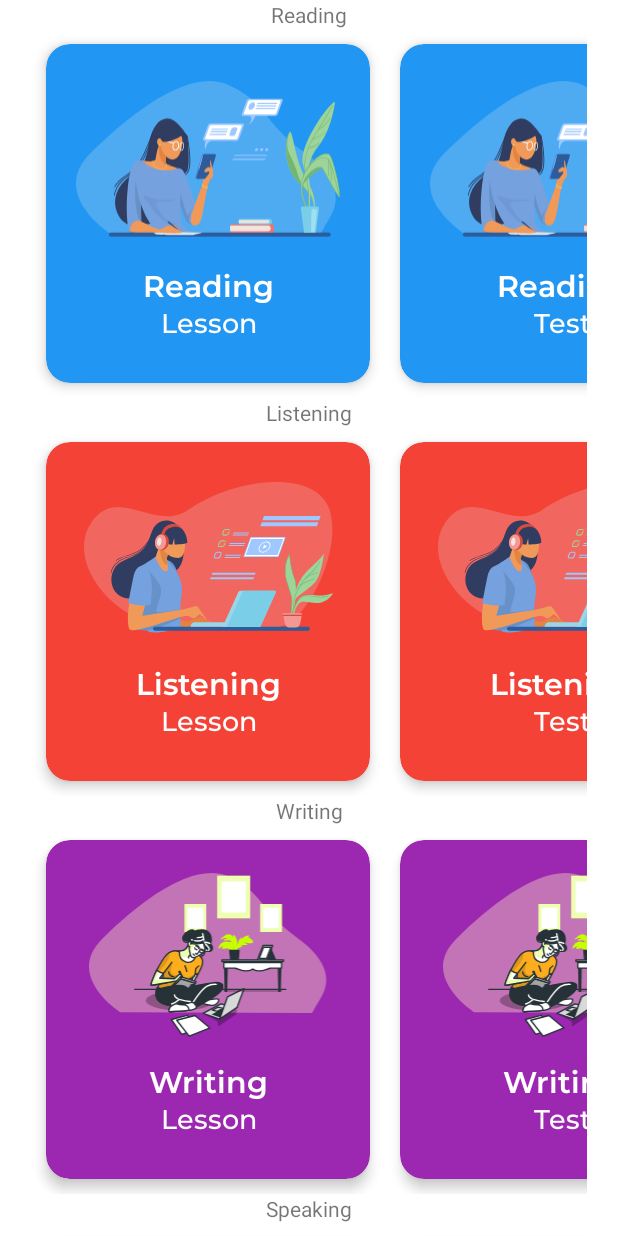
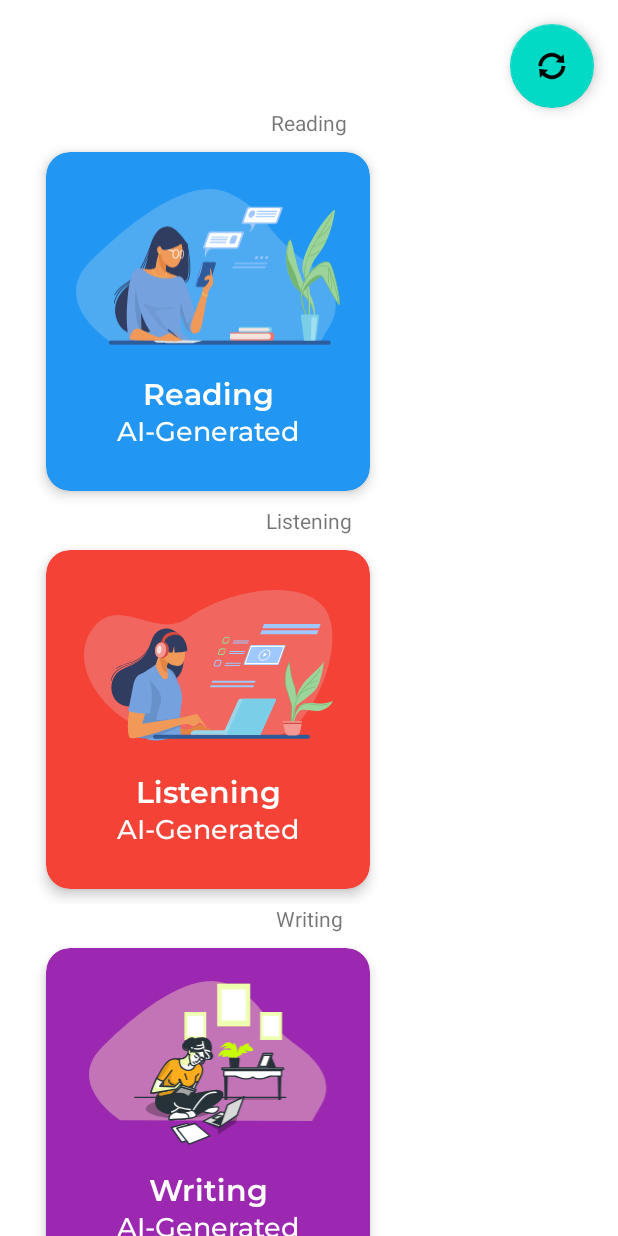
Before and after one commit to filiksyos/IELTS-Tip-Generator, an Android app: the screen it shows after launch (MainActivity), on a phone screen of 412 x 824 dp. Run offline under Robolectric (Android 15) with nearby library versions, the phone set to English and light mode, and no system bars; libraries missing offline, so code that uses them is left out: com.jakewharton.retrofit2; pictures from the network do not load.

Commit message:
Implement AI-driven dashboard query generation with refresh mechanism
- Add AI search query generator for dynamic dashboard content
- Introduce StateFlow for dashboard items with fallback mechanism
- Update Repository, ViewModel, and Fragment to support query refresh
- Add refresh button and loading state in dashboard UI
- Configure Gradle for Kotlin serialization and API key management

```diff
--- a/IELTS/data/src/main/java/com/example/data/Repository.kt
+++ b/IELTS/data/src/main/java/com/example/data/Repository.kt
@@ -1,17 +1,97 @@
 package com.example.data
 
+import android.util.Log
 import com.example.data.Utils.YouTubeLink
+import com.example.data.ai.AISearchQueryGenerator
+import kotlinx.coroutines.CoroutineScope
+import kotlinx.coroutines.Dispatchers
+import kotlinx.coroutines.flow.MutableStateFlow
+import kotlinx.coroutines.flow.StateFlow
+import kotlinx.coroutines.launch
 
 class Repository : RepositoryInterface {
-    override fun getDashboardItems(category: DashboardCategory): List<DashboardItems> {
-        return try {
-            listOf(
-                DashboardItems(category.iconUri, category.title, "Lesson", category.color, YouTubeLink.getLink("${category.title} Lesson")),
-                DashboardItems(category.iconUri, category.title, "Test", category.color, YouTubeLink.getLink("${category.title} Test"))
-            )
-        } catch (e: Exception) {
-            emptyList() // Return an empty list as a fallback
+    private val TAG = "Repository"
+    private val aiSearchQueryGenerator = AISearchQueryGenerator()
+
+    // StateFlow to hold the dashboard items for each category
+    private val _dashboardItemsFlow = MutableStateFlow<Map<DashboardCategory, List<DashboardItems>>>(emptyMap())
+    override val dashboardItemsFlow: StateFlow<Map<DashboardCategory, List<DashboardItems>>> = _dashboardItemsFlow
+
+    // Initialize the repository by generating AI queries
+    init {
+        refreshQueries()
+    }
+
+    /**
+     * Refreshes the AI-generated queries
+     */
+    override fun refreshQueries() {
+        CoroutineScope(Dispatchers.IO).launch {
+            try {
+                // Generate queries for all categories
+                val queries = aiSearchQueryGenerator.generateQueriesForAllCategories()
+
+                // Create dashboard items for each category
+                val dashboardItems = queries.mapValues { (category, query) ->
+                    createDashboardItemsForCategory(category, query)
+                }
+
+                // Update the StateFlow
+                _dashboardItemsFlow.value = dashboardItems
+
+                Log.d(TAG, "Successfully refreshed queries: $queries")
+            } catch (e: Exception) {
+                Log.e(TAG, "Error refreshing queries", e)
+
+                // Fallback to default items if there's an error
+                val defaultItems = DashboardCategory.values().associateWith { category ->
+                    createDashboardItemsForCategory(category, "${category.title} practice")
+                }
+
+                _dashboardItemsFlow.value = defaultItems
+            }
         }
     }
 
+    /**
+     * Creates dashboard items for a category with the given query
+     */
+    private fun createDashboardItemsForCategory(category: DashboardCategory, query: String): List<DashboardItems> {
+        return listOf(
+            DashboardItems(
+                category.iconUri,
+                category.title,
+                "AI-Generated",
+                category.color,
+                YouTubeLink.getLink(query)
+            )
+        )
+    }
+
+    /**
+     * Gets dashboard items for a specific category
+     * This method is used by the existing code
+     */
+    override fun getDashboardItems(category: DashboardCategory): List<DashboardItems> {
+        // Get items from the StateFlow if available
+        val items = _dashboardItemsFlow.value[category]
+
+        // Return items if available, otherwise return fallback items
+        return items ?: fallbackDashboardItems(category)
+    }
+
+    /**
+     * Fallback method to create dashboard items if AI generation fails
+     */
+    private fun fallbackDashboardItems(category: DashboardCategory): List<DashboardItems> {
+        return listOf(
+            DashboardItems(
+                category.iconUri,
+                category.title,
+                "Lesson",
+                category.color,
+                YouTubeLink.getLink("${category.title} IELTS Lesson")
+            )
+        )
+    }
 }
--- a/IELTS/data/src/main/java/com/example/data/RepositoryInterface.kt
+++ b/IELTS/data/src/main/java/com/example/data/RepositoryInterface.kt
@@ -1,5 +1,17 @@
 package com.example.data
+
+import kotlinx.coroutines.flow.StateFlow
 
 interface RepositoryInterface {
     fun getDashboardItems(category: DashboardCategory): List<DashboardItems>
+
+    /**
+     * Refreshes the AI-generated queries
+     */
+    fun refreshQueries()
+
+    /**
+     * StateFlow to observe dashboard items
+     */
+    val dashboardItemsFlow: StateFlow<Map<DashboardCategory, List<DashboardItems>>>
 }
--- /dev/null
+++ b/IELTS/data/src/main/java/com/example/data/ai/AISearchQueryGenerator.kt
@@ -0,0 +1,190 @@
+package com.example.data.ai
+
+import android.util.Log
+import com.example.data.DashboardCategory
+import com.example.data.api.ApiService
+import com.example.data.api.ChatApi
+import com.example.data.models.ChatCompletion
+import com.example.data.models.ChatResponse
+import kotlinx.coroutines.Dispatchers
+import kotlinx.coroutines.withContext
+import kotlinx.serialization.json.Json
+import java.util.regex.Pattern
+
+/**
+ * Generates search queries for IELTS categories using AI
+ */
+class AISearchQueryGenerator {
+    private val TAG = "AISearchQueryGenerator"
+    private val chatApi = ApiService.create().create(ChatApi::class.java)
+    private val json = Json {
+        ignoreUnknownKeys = true
+        encodeDefaults = true
+        isLenient = true  // Add this for more forgiving parsing
+    }
+
+    /**
+     * Generates search queries for all IELTS categories
+     * @return Map of category to search query
+     */
+    suspend fun generateQueriesForAllCategories(): Map<DashboardCategory, String> = withContext(Dispatchers.IO) {
+        val prompt = """
+            Generate 4 different search queries for IELTS exam preparation, one for each skill:
+            1. Reading
+            2. Listening
+            3. Writing
+            4. Speaking
+
+            Each query should be specific and helpful for someone preparing for the IELTS exam.
+
+            RESPONSE FORMAT:
+            Return exactly 4 search queries in this format:
+            "Reading: specific reading search query",
+            "Listening: specific listening search query",
+            "Writing: specific writing search query",
+            "Speaking: specific speaking search query"
+
+            RULES:
+            1. Always return EXACTLY 4 queries
+            2. Each query must be in quotation marks and separated by commas
+            3. Each query must start with the category name followed by colon
+            4. Keep queries concise (under 10 words each)
+            5. Do NOT include explanations or additional text
+        """.trimIndent()
+
+        try {
+            val messages = listOf(
+                mapOf("role" to "system", "content" to "You are a helpful IELTS exam preparation assistant."),
+                mapOf("role" to "user", "content" to prompt)
+            )
+
+            val chatCompletion = ChatCompletion(
+                messages = messages,
+                stream = true  // Change to true for SSE format
+            )
+
+            Log.d(TAG, "Sending request with completion: $chatCompletion")
+            val response = chatApi.getChatCompletion(chatCompletion)
+            val responseText = response.byteStream().bufferedReader().use { it.readText() }
+            Log.d(TAG, "Raw API Response: $responseText")
+
+            // Extract the content from the response
+            val content = extractContentFromResponse(responseText)
+            Log.d(TAG, "Extracted content: $content")
+
+            // Parse the queries
+            val queries = parseQueries(content)
+            Log.d(TAG, "Parsed queries: $queries")
+
+            // Map queries to categories
+            val result = mutableMapOf<DashboardCategory, String>()
+            for ((categoryName, query) in queries) {
+                val category = when (categoryName.lowercase()) {
+                    "reading" -> DashboardCategory.READING
+                    "listening" -> DashboardCategory.LISTENING
+                    "writing" -> DashboardCategory.WRITING
+                    "speaking" -> DashboardCategory.SPEAKING
+                    else -> continue
+                }
+                result[category] = query
+            }
+
+            // If any category is missing, provide a default query
+            for (category in DashboardCategory.values()) {
+                if (!result.containsKey(category)) {
+                    result[category] = "IELTS ${category.name.lowercase()} practice"
+                }
+            }
+
+            result
+        } catch (e: Exception) {
+            Log.e(TAG, "Error generating queries", e)
+            // Provide default queries in case of error
+            DashboardCategory.values().associateWith {
+                "IELTS ${it.name.lowercase()} practice"
+            }
+        }
+    }
+
+    /**
+     * Extracts content from the API response
+     */
+    private fun extractContentFromResponse(response: String): String {
+        return try {
+            Log.d(TAG, "Starting content extraction from response")
+            // The response is a series of SSE events, we need to parse them
+            val dataLines = response.split("\n")
+                .filter { it.startsWith("data: ") && it != "data: [DONE]" }
+                .map { it.substring(6) }
+                .filterNot { it.isBlank() }  // Skip empty lines
+
+            Log.d(TAG, "Found ${dataLines.size} data lines")
+
+            val content = StringBuilder()
+            for (dataLine in dataLines) {
+                try {
+                    Log.d(TAG, "Processing data line: $dataLine")
+                    // Use explicit serializer instead of type inference
+                    val chatResponse = json.decodeFromString(ChatResponse.serializer(), dataLine)
+
+                    // Handle both streaming and non-streaming responses
+                    when {
+                        // Streaming response
+                        chatResponse.choices.firstOrNull()?.delta?.content != null -> {
+                            val deltaContent = chatResponse.choices.first().delta?.content
+                            Log.d(TAG, "Found delta content: $deltaContent")
+                            content.append(deltaContent)
+                        }
+                        // Non-streaming response
+                        chatResponse.choices.firstOrNull()?.message?.content != null -> {
+                            val messageContent = chatResponse.choices.first().message?.content
+                            Log.d(TAG, "Found message content: $messageContent")
+                            content.append(messageContent)
+                        }
+                        else -> {
+                            Log.w(TAG, "No content found in response choice")
+                        }
+                    }
+                } catch (e: Exception) {
+                    Log.e(TAG, "Error parsing SSE data: $dataLine", e)
+                    Log.e(TAG, "Parse error details:", e)
+                }
+            }
+
+            val result = content.toString().trim()
+            if (result.isBlank()) {
+                Log.w(TAG, "Extracted content is blank")
+                Log.w(TAG, "Original response was: $response")
+            } else {
+                Log.d(TAG, "Successfully extracted content: $result")
+            }
+            result
+        } catch (e: Exception) {
+            Log.e(TAG, "Error extracting content", e)
+            Log.e(TAG, "Original response was: $response", e)
+            ""
+        }
+    }
+
+    /**
+     * Parses the queries from the response
+     * @return Map of category name to query
+     */
+    private fun parseQueries(response: String): Map<String, String> {
+        val result = mutableMapOf<String, String>()
+
+        // Pattern to match category and query
+        val pattern = Pattern.compile(""""(Reading|Listening|Writing|Speaking):\s*([^"]+)"""", Pattern.CASE_INSENSITIVE)
+        val matcher = pattern.matcher(response)
+
+        while (matcher.find()) {
+            val category = matcher.group(1)
+            val query = matcher.group(2)
+            if (category != null && query != null) {
+                result[category] = query.trim()
+            }
+        }
+
+        return result
+    }
+}
--- /dev/null
+++ b/IELTS/data/src/main/java/com/example/data/api/ApiService.kt
@@ -0,0 +1,64 @@
+package com.example.data.api
+
+import android.util.Log
+import com.example.data.BuildConfig
+import com.jakewharton.retrofit2.converter.kotlinx.serialization.asConverterFactory
+import kotlinx.serialization.json.Json
+import okhttp3.MediaType.Companion.toMediaType
+import okhttp3.OkHttpClient
+import retrofit2.Retrofit
+
+/**
+ * API service for communicating with the Groq API
+ */
+object ApiService {
+    private const val TAG = "ApiService"
+    private const val BASE_URL = "https://api.groq.com/openai/v1/"
+
+    // You'll need to add your API key to local.properties
+    // groq_api_key=your_api_key_here
+    private val API_KEY = try {
+        BuildConfig.GROQ_API_KEY
+    } catch (e: Exception) {
+        Log.e(TAG, "Error getting API key from BuildConfig", e)
+        "" // Fallback to empty string
+    }
+
+    private val json = Json {
+        ignoreUnknownKeys = true
+        encodeDefaults = true
+    }
+
+    fun create(): Retrofit {
+        val client = OkHttpClient.Builder()
+            .addInterceptor { chain ->
+                val original = chain.request()
+                Log.d(TAG, "Making request to: ${original.url}")
+
+                val request = original.newBuilder()
+                    .addHeader("Authorization", "Bearer $API_KEY")
+                    .build()
+
+                val response = chain.proceed(request)
+
+                if (!response.isSuccessful) {
+                    val errorBody = response.peekBody(Long.MAX_VALUE).string()
+                    Log.e(TAG, """
+                        API Error:
+                        Code: ${response.code}
+                        Message: ${response.message}
+                        Body: $errorBody
+                    """.trimIndent())
+                }
+
+                response
+            }
+            .build()
+
+        return Retrofit.Builder()
+            .client(client)
+            .baseUrl(BASE_URL)
+            .addConverterFactory(json.asConverterFactory("application/json".toMediaType()))
+            .build()
+    }
+}
--- /dev/null
+++ b/IELTS/data/src/main/java/com/example/data/api/ChatApi.kt
@@ -0,0 +1,16 @@
+package com.example.data.api
+
+import com.example.data.models.ChatCompletion
+import okhttp3.ResponseBody
+import retrofit2.http.Body
+import retrofit2.http.POST
+import retrofit2.http.Streaming
+
+/**
+ * Interface for the Chat API
+ */
+interface ChatApi {
+    @POST("chat/completions")
+    @Streaming
+    suspend fun getChatCompletion(@Body completion: ChatCompletion): ResponseBody
+}
--- /dev/null
+++ b/IELTS/data/src/main/java/com/example/data/models/ChatModels.kt
@@ -0,0 +1,48 @@
+package com.example.data.models
+
+import kotlinx.serialization.SerialName
+import kotlinx.serialization.Serializable
+
+/**
+ * Request body for chat completion API
+ */
+@Serializable
+data class ChatCompletion(
+    val model: String = "mixtral-8x7b-32768",
+    val messages: List<Map<String, String>>,
+    val stream: Boolean = false,
+    val temperature: Double = 0.2,
+    @SerialName("max_tokens")
+    val maxTokens: Int = 150
+)
+
+/**
+ * Response from chat completion API
+ */
+@Serializable
+data class ChatResponse(
+    val id: String,
+    @SerialName("object")
+    val type: String,
+    val choices: List<Choice>
+)
+
+@Serializable
+data class Choice(
+    val index: Int,
+    val message: Message? = null,
+    val delta: Delta? = null,
+    @SerialName("finish_reason")
+    val finishReason: String? = null
+)
+
+@Serializable
+data class Message(
+    val role: String,
+    val content: String
+)
+
+@Serializable
+data class Delta(
+    val content: String? = null
+)
--- /dev/null
+++ b/IELTS/domain/src/main/java/com/example/domain/RefreshQueriesUseCase.kt
@@ -0,0 +1,22 @@
+package com.example.domain
+
+import com.example.data.DashboardCategory
+import com.example.data.DashboardItems
+import com.example.data.RepositoryInterface
+import kotlinx.coroutines.flow.StateFlow
+
+class RefreshQueriesUseCase(private val repository: RepositoryInterface) {
+    /**
+     * Refreshes the AI-generated queries
+     */
+    operator fun invoke() {
+        repository.refreshQueries()
+    }
+
+    /**
+     * Observes dashboard items
+     */
+    fun observeDashboardItems(): StateFlow<Map<DashboardCategory, List<DashboardItems>>> {
+        return repository.dashboardItemsFlow
+    }
+}
--- a/IELTS/presentation/src/main/java/com/example/presentation/DI/PresentationModule.kt
+++ b/IELTS/presentation/src/main/java/com/example/presentation/DI/PresentationModule.kt
@@ -3,6 +3,7 @@ package com.example.presentation.DI
 import com.example.data.Repository
 import com.example.data.RepositoryInterface
 import com.example.domain.GetDashboardItemsUseCase
+import com.example.domain.RefreshQueriesUseCase
 import com.example.presentation.viewModel.DashboardViewModel
 import org.koin.dsl.module
 import org.koin.androidx.viewmodel.dsl.viewModel
@@ -12,9 +13,10 @@ val appModule = module {
     // Repository binding
     single<RepositoryInterface> { Repository() }
 
-    // UseCase
+    // UseCases
     factory { GetDashboardItemsUseCase(get()) }
+    factory { RefreshQueriesUseCase(get()) }
 
     // ViewModel binding
-    viewModel { DashboardViewModel(get()) }
+    viewModel { DashboardViewModel(get(), get()) }
 }
--- a/IELTS/presentation/src/main/java/com/example/presentation/Fragment/DashboardFragment.kt
+++ b/IELTS/presentation/src/main/java/com/example/presentation/Fragment/DashboardFragment.kt
@@ -40,6 +40,7 @@ class DashboardFragment : Fragment() {
 
         setupAdapters()
         setupRecyclerViews()
+        setupRefreshButton()
         observeViewModel()
 
         dashboardViewModel.loadDashboardItems()
@@ -59,6 +60,12 @@ class DashboardFragment : Fragment() {
         RecyclerViewHelper.setupRecyclerView(binding.rvSpeaking, requireContext(), speakingAdapter)
     }
 
+    private fun setupRefreshButton() {
+        binding.refreshButton.setOnClickListener {
+            Log.d("DashboardFragment", "Refresh button clicked")
+            dashboardViewModel.refreshQueries()
+        }
+    }
 
     private fun observeViewModel() {
         dashboardViewModel.dashboardItems.observe(viewLifecycleOwner, Observer { itemsMap ->
@@ -68,6 +75,12 @@ class DashboardFragment : Fragment() {
             itemsMap[DashboardCategoryType.WRITING]?.let { writingAdapter.submitList(it) }
             itemsMap[DashboardCategoryType.SPEAKING]?.let { speakingAdapter.submitList(it) }
         })
+
+        // Observe refreshing state
+        dashboardViewModel.isRefreshing.observe(viewLifecycleOwner, Observer { isRefreshing ->
+            binding.refreshProgressBar.visibility = if (isRefreshing) View.VISIBLE else View.GONE
+            binding.refreshButton.visibility = if (isRefreshing) View.INVISIBLE else View.VISIBLE
+        })
     }
 
     private fun navigateToYouTube(query: String) {
--- a/IELTS/presentation/src/main/java/com/example/presentation/viewModel/DashboardViewModel.kt
+++ b/IELTS/presentation/src/main/java/com/example/presentation/viewModel/DashboardViewModel.kt
@@ -7,12 +7,41 @@ import androidx.lifecycle.viewModelScope
 import com.example.data.DashboardItems
 import com.example.domain.DashboardCategoryType
 import com.example.domain.GetDashboardItemsUseCase
+import com.example.domain.RefreshQueriesUseCase
+import kotlinx.coroutines.flow.collectLatest
 import kotlinx.coroutines.launch
 
-class DashboardViewModel(private val getDashboardItemsUseCase: GetDashboardItemsUseCase) : ViewModel() {
+class DashboardViewModel(
+    private val getDashboardItemsUseCase: GetDashboardItemsUseCase,
+    private val refreshQueriesUseCase: RefreshQueriesUseCase
+) : ViewModel() {
 
     private val _dashboardItems = MutableLiveData<Map<DashboardCategoryType, List<DashboardItems>>>()
     val dashboardItems: LiveData<Map<DashboardCategoryType, List<DashboardItems>>> get() = _dashboardItems
+
+    // Loading state for refresh operation
+    private val _isRefreshing = MutableLiveData<Boolean>(false)
+    val isRefreshing: LiveData<Boolean> get() = _isRefreshing
+
+    init {
+        // Observe the repository's StateFlow through the use case
+        viewModelScope.launch {
+            refreshQueriesUseCase.observeDashboardItems().collectLatest { itemsMap ->
+                // Convert from DashboardCategory to DashboardCategoryType
+                val convertedMap = itemsMap.entries.associate { (category, items) ->
+                    val categoryType = when (category) {
+                        com.example.data.DashboardCategory.READING -> DashboardCategoryType.READING
+                        com.example.data.DashboardCategory.LISTENING -> DashboardCategoryType.LISTENING
+                        com.example.data.DashboardCategory.WRITING -> DashboardCategoryType.WRITING
+                        com.example.data.DashboardCategory.SPEAKING -> DashboardCategoryType.SPEAKING
+                    }
+                    categoryType to items
+                }
+                _dashboardItems.postValue(convertedMap)
+                _isRefreshing.postValue(false)
+            }
+        }
+    }
 
     fun loadDashboardItems() {
         viewModelScope.launch {
@@ -22,4 +51,14 @@ class DashboardViewModel(private val getDashboardItemsUseCase: GetDashboardItems
             _dashboardItems.postValue(itemsMap)
         }
     }
+
+    /**
+     * Refreshes the AI-generated queries
+     */
+    fun refreshQueries() {
+        _isRefreshing.value = true
+        viewModelScope.launch {
+            refreshQueriesUseCase()
+        }
+    }
 }
--- a/IELTS/presentation/src/main/res/layout/fragment_dashboard.xml
+++ b/IELTS/presentation/src/main/res/layout/fragment_dashboard.xml
@@ -18,13 +18,24 @@
             android:layout_height="wrap_content"
             app:layout_constraintGuide_percent="0.1"/>
 
+        <!-- Refresh Button -->
+        <com.google.android.material.floatingactionbutton.FloatingActionButton
+            android:id="@+id/refreshButton"
+            android:layout_width="wrap_content"
+            android:layout_height="wrap_content"
+            android:layout_margin="16dp"
+            android:contentDescription="Refresh AI queries"
+            app:layout_constraintTop_toTopOf="parent"
+            app:layout_constraintEnd_toEndOf="parent"
+            android:src="@android:drawable/ic_popup_sync" />
+
         <!-- Reading RecyclerView -->
         <TextView
             android:id="@+id/tvReading"
             android:layout_width="wrap_content"
             android:layout_height="wrap_content"
             android:text="Reading"
-            app:layout_constraintTop_toTopOf="parent"
+            app:layout_constraintTop_toBottomOf="@+id/refreshButton"
             app:layout_constraintStart_toStartOf="parent"
             app:layout_constraintEnd_toEndOf="parent"
             app:layout_constraintBottom_toTopOf="@+id/rvReading" />
@@ -98,8 +109,16 @@
             app:layout_constraintEnd_toEndOf="parent"
             app:layout_constraintWidth_percent="0.9" />
 
-
-
+        <!-- Progress indicator for refresh operation -->
+        <ProgressBar
+            android:id="@+id/refreshProgressBar"
+            android:layout_width="wrap_content"
+            android:layout_height="wrap_content"
+            android:visibility="gone"
+            app:layout_constraintTop_toTopOf="@id/refreshButton"
+            app:layout_constraintBottom_toBottomOf="@id/refreshButton"
+            app:layout_constraintStart_toStartOf="@id/refreshButton"
+            app:layout_constraintEnd_toEndOf="@id/refreshButton" />
 
         <ProgressBar
             android:id="@+id/progressBar"
@@ -122,7 +141,5 @@
             app:layout_constraintStart_toStartOf="parent"
             app:layout_constraintEnd_toEndOf="parent" />
 
-
-
     </androidx.constraintlayout.widget.ConstraintLayout>
 </androidx.core.widget.NestedScrollView>
```
Also changed, not shown: IELTS/data/build.gradle (+34 -3 lines), 1 other file.
